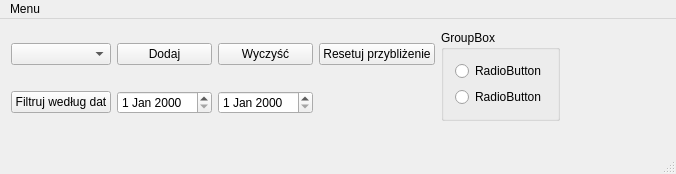
thewitcher/GarminCharts, file MainWindow.ui: the form before one commit.
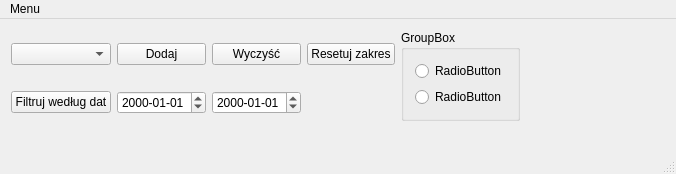
The form after the commit. Custom widgets are drawn as their Qt base class.

Diff of the .ui file:
```diff
--- a/MainWindow.ui
+++ b/MainWindow.ui
@@ -32,21 +32,22 @@
       </property>
      </widget>
     </item>
-    <item row="0" column="3">
-     <widget class="QPushButton" name="pushButton_2">
-      <property name="text">
-       <string>Resetuj przybliżenie</string>
-      </property>
-     </widget>
-    </item>
     <item row="4" column="0" colspan="7">
      <widget class="QtCharts::QChartView" name="m_pChartView" native="true"/>
     </item>
     <item row="1" column="1">
-     <widget class="QDateEdit" name="dateEdit"/>
+     <widget class="QDateEdit" name="m_pMinDate">
+      <property name="displayFormat">
+       <string>yyyy-MM-dd</string>
+      </property>
+     </widget>
     </item>
     <item row="1" column="2">
-     <widget class="QDateEdit" name="dateEdit_2"/>
+     <widget class="QDateEdit" name="m_pMaxDate">
+      <property name="displayFormat">
+       <string>yyyy-MM-dd</string>
+      </property>
+     </widget>
     </item>
     <item row="0" column="2">
      <widget class="QPushButton" name="pushButton">
@@ -78,6 +79,13 @@
       </layout>
      </widget>
     </item>
+    <item row="0" column="3">
+     <widget class="QPushButton" name="m_pResetRangeButton">
+      <property name="text">
+       <string>Resetuj zakres</string>
+      </property>
+     </widget>
+    </item>
    </layout>
   </widget>
   <widget class="QMenuBar" name="menuBar">
```
Left out of the diff: 6 changed lines with no effect on the pictures.
